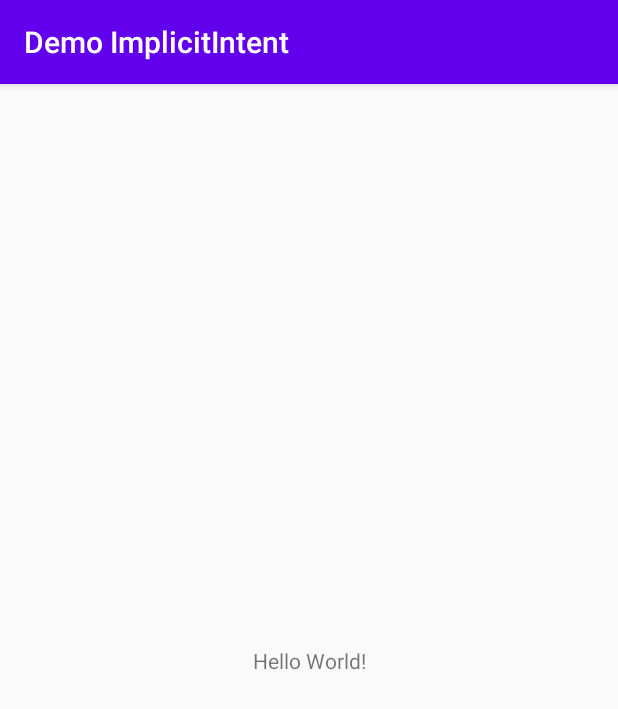
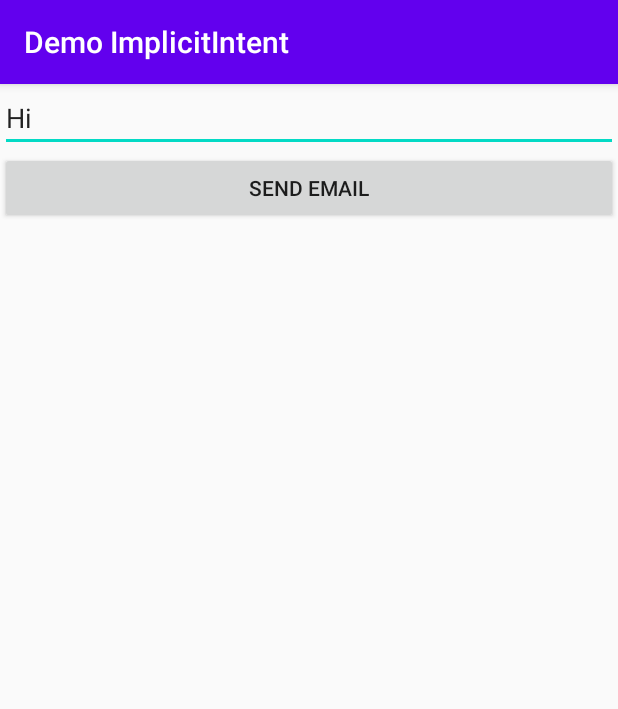
Before and after one commit to cheerful4ever/DemoImplicitIntent, an Android app: the screen it shows after launch (MainActivity), on a phone screen of 412 x 824 dp. Shown: the top 709 px of the screen. Run offline under Robolectric (Android 15) with nearby library versions, the phone set to English and light mode, and no system bars.

Commit message:
activities 1-10000

```diff
--- a/app/src/main/java/com/example/demoimplicitintent/MainActivity.java
+++ b/app/src/main/java/com/example/demoimplicitintent/MainActivity.java
@@ -2,13 +2,46 @@ package com.example.demoimplicitintent;
 
 import androidx.appcompat.app.AppCompatActivity;
 
+import android.content.Intent;
 import android.os.Bundle;
+import android.view.View;
+import android.widget.Button;
+import android.widget.EditText;
 
 public class MainActivity extends AppCompatActivity {
+
+    Button btnEmail;
+    EditText editTextMessage;
 
     @Override
     protected void onCreate(Bundle savedInstanceState) {
         super.onCreate(savedInstanceState);
         setContentView(R.layout.activity_main);
+
+        editTextMessage=(EditText)findViewById(R.id.editTextMessage);
+        btnEmail = (Button) findViewById(R.id.buttonEmail);
+
+        btnEmail.setOnClickListener(new View.OnClickListener(){
+            @Override
+            public void onClick(View arg0) {
+                // The action you want this intent to do;
+                // ACTION_SEND is used to indicate sending text
+                Intent email = new Intent(Intent.ACTION_SEND);
+                // Put essentials like email address, subject & body text
+                email.putExtra(Intent.EXTRA_EMAIL,
+                        new String[]{"jason_lim@rp.edu.sg"});
+                email.putExtra(Intent.EXTRA_SUBJECT,
+                        "Test Email from C347");
+                email.putExtra(Intent.EXTRA_TEXT,
+                        editTextMessage.getText());
+                // This MIME type indicates email
+                email.setType("message/rfc822");
+                // createChooser shows user a list of app that can handle
+                // this MIME type, which is, email
+                startActivity(Intent.createChooser(email,
+                        "Choose an Email client :"));
+            }});
     }
+
 }
+}
--- a/app/src/main/res/layout/activity_main.xml
+++ b/app/src/main/res/layout/activity_main.xml
@@ -1,18 +1,23 @@
 <?xml version="1.0" encoding="utf-8"?>
-<androidx.constraintlayout.widget.ConstraintLayout xmlns:android="http://schemas.android.com/apk/res/android"
+<LinearLayout xmlns:android="http://schemas.android.com/apk/res/android"
     xmlns:app="http://schemas.android.com/apk/res-auto"
     xmlns:tools="http://schemas.android.com/tools"
     android:layout_width="match_parent"
     android:layout_height="match_parent"
-    tools:context=".MainActivity">
+    android:orientation="vertical"
+    tools:context=".MainActivity" >
 
-    <TextView
-        android:layout_width="wrap_content"
+    <EditText
+        android:id="@+id/editTextMessage"
+        android:layout_width="match_parent"
         android:layout_height="wrap_content"
-        android:text="Hello World!"
-        app:layout_constraintBottom_toBottomOf="parent"
-        app:layout_constraintLeft_toLeftOf="parent"
-        app:layout_constraintRight_toRightOf="parent"
-        app:layout_constraintTop_toTopOf="parent" />
+        android:ems="10"
+        android:inputType="textPersonName"
+        android:text="Hi" />
 
-</androidx.constraintlayout.widget.ConstraintLayout>
+    <Button
+        android:id="@+id/buttonEmail"
+        android:layout_width="match_parent"
+        android:layout_height="wrap_content"
+        android:text="Send Email" />
+</LinearLayout>
```
